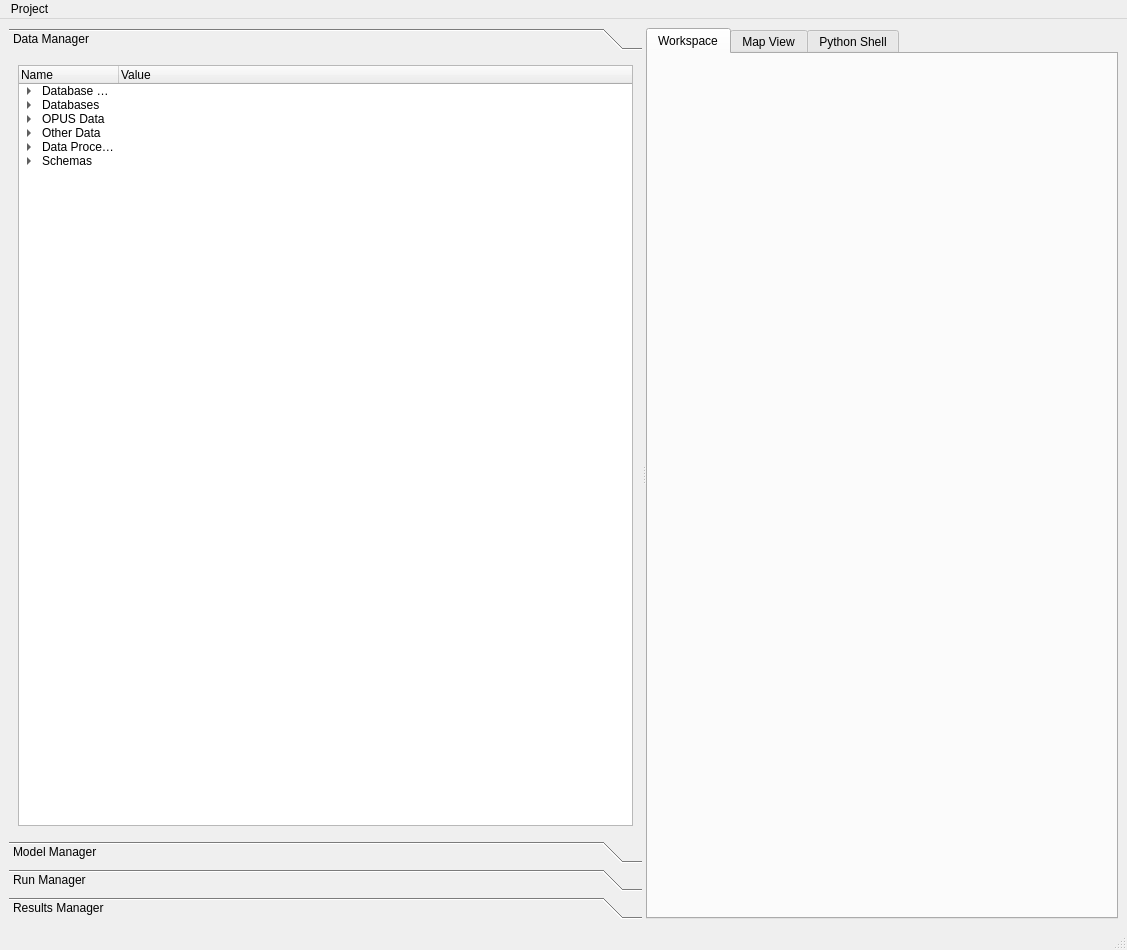
Qt form opus_gui/UI_Testing/opusMain_testing.ui (psrc/urbansim) before a commit.
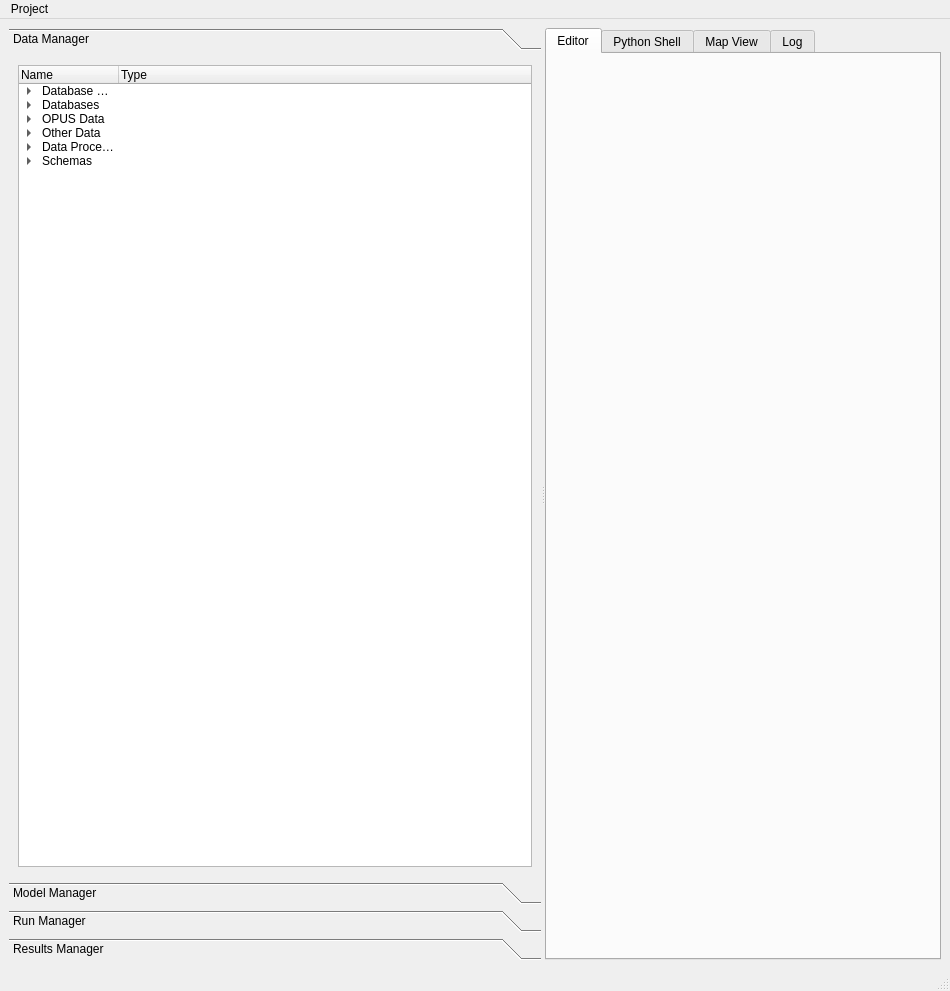
The same form after that commit. The open tabs and pages were chosen to show the change. Icons and pictures are not drawn.

Commit message: (jrayers) added readme for build instructions

```diff
--- a/opus_gui/UI_Testing/opusMain_testing.ui
+++ b/opus_gui/UI_Testing/opusMain_testing.ui
@@ -6,8 +6,8 @@
    <rect>
     <x>0</x>
     <y>0</y>
-    <width>1127</width>
-    <height>950</height>
+    <width>950</width>
+    <height>991</height>
    </rect>
   </property>
   <property name="windowTitle" >
@@ -65,8 +65,8 @@
          <rect>
           <x>0</x>
           <y>0</y>
-          <width>869</width>
-          <height>780</height>
+          <width>529</width>
+          <height>821</height>
          </rect>
         </property>
         <attribute name="label" >
@@ -100,7 +100,7 @@
            </column>
            <column>
             <property name="text" >
-             <string>Value</string>
+             <string>Type</string>
             </property>
            </column>
            <item>
@@ -1560,7 +1560,12 @@
        </property>
        <widget class="QWidget" name="tab_2" >
         <attribute name="title" >
-         <string>Workspace</string>
+         <string>Editor</string>
+        </attribute>
+       </widget>
+       <widget class="QWidget" name="tab" >
+        <attribute name="title" >
+         <string>Python Shell</string>
         </attribute>
        </widget>
        <widget class="QWidget" name="tab_mapView" >
@@ -1601,9 +1606,9 @@
          </item>
         </layout>
        </widget>
-       <widget class="QWidget" name="tab" >
+       <widget class="QWidget" name="tab_3" >
         <attribute name="title" >
-         <string>Python Shell</string>
+         <string>Log</string>
         </attribute>
        </widget>
       </widget>
@@ -1616,7 +1621,7 @@
     <rect>
      <x>0</x>
      <y>0</y>
-     <width>1127</width>
+     <width>950</width>
      <height>21</height>
     </rect>
    </property>
```
Left out of the diff: 30 changed lines with no effect on the pictures. The commit also changes 1 other file.
